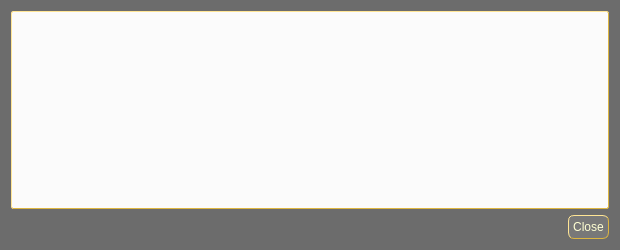
This is src/qt/forms/transactiondescdialog.ui in xming/carpediemcoin as Qt 5 draws it before an edit. The edited form follows.
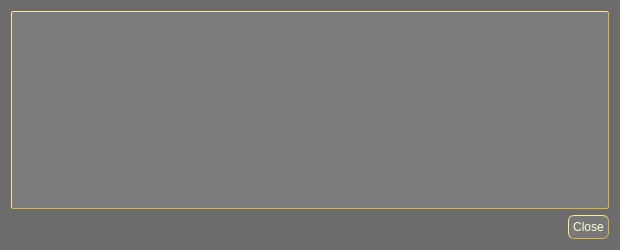
This is the edited form.

Commit message: Bumped target block for new PoS Protocol. Updated inconsistent UI pages. Added some color to transaction icons.

The edit to the form file:
```diff
--- a/src/qt/forms/transactiondescdialog.ui
+++ b/src/qt/forms/transactiondescdialog.ui
@@ -251,54 +251,54 @@
         <colorrole role="WindowText">
          <brush brushstyle="SolidPattern">
           <color alpha="255">
-           <red>229</red>
-           <green>153</green>
-           <blue>12</blue>
+           <red>255</red>
+           <green>255</green>
+           <blue>211</blue>
           </color>
          </brush>
         </colorrole>
         <colorrole role="Button">
          <brush brushstyle="SolidPattern">
           <color alpha="255">
-           <red>251</red>
-           <green>251</green>
-           <blue>251</blue>
+           <red>123</red>
+           <green>123</green>
+           <blue>123</blue>
           </color>
          </brush>
         </colorrole>
         <colorrole role="Text">
          <brush brushstyle="SolidPattern">
           <color alpha="255">
-           <red>229</red>
-           <green>153</green>
-           <blue>12</blue>
+           <red>255</red>
+           <green>255</green>
+           <blue>211</blue>
           </color>
          </brush>
         </colorrole>
         <colorrole role="ButtonText">
          <brush brushstyle="SolidPattern">
           <color alpha="255">
-           <red>229</red>
-           <green>153</green>
-           <blue>12</blue>
+           <red>255</red>
+           <green>255</green>
+           <blue>211</blue>
           </color>
          </brush>
         </colorrole>
         <colorrole role="Base">
          <brush brushstyle="SolidPattern">
           <color alpha="255">
-           <red>251</red>
-           <green>251</green>
-           <blue>251</blue>
+           <red>123</red>
+           <green>123</green>
+           <blue>123</blue>
           </color>
          </brush>
         </colorrole>
         <colorrole role="Window">
          <brush brushstyle="SolidPattern">
           <color alpha="255">
-           <red>251</red>
-           <green>251</green>
-           <blue>251</blue>
+           <red>123</red>
+           <green>123</green>
+           <blue>123</blue>
           </color>
          </brush>
         </colorrole>
@@ -316,54 +316,54 @@
         <colorrole role="WindowText">
          <brush brushstyle="SolidPattern">
           <color alpha="255">
-           <red>229</red>
-           <green>153</green>
-           <blue>12</blue>
+           <red>255</red>
+           <green>255</green>
+           <blue>211</blue>
           </color>
          </brush>
         </colorrole>
         <colorrole role="Button">
          <brush brushstyle="SolidPattern">
           <color alpha="255">
-           <red>251</red>
-           <green>251</green>
-           <blue>251</blue>
+           <red>123</red>
+           <green>123</green>
+           <blue>123</blue>
           </color>
          </brush>
         </colorrole>
         <colorrole role="Text">
          <brush brushstyle="SolidPattern">
           <color alpha="255">
-           <red>229</red>
-           <green>153</green>
-           <blue>12</blue>
+           <red>255</red>
+           <green>255</green>
+           <blue>211</blue>
           </color>
          </brush>
         </colorrole>
         <colorrole role="ButtonText">
          <brush brushstyle="SolidPattern">
           <color alpha="255">
-           <red>229</red>
-           <green>153</green>
-           <blue>12</blue>
+           <red>255</red>
+           <green>255</green>
+           <blue>211</blue>
           </color>
          </brush>
         </colorrole>
         <colorrole role="Base">
          <brush brushstyle="SolidPattern">
           <color alpha="255">
-           <red>251</red>
-           <green>251</green>
-           <blue>251</blue>
+           <red>123</red>
+           <green>123</green>
+           <blue>123</blue>
           </color>
          </brush>
         </colorrole>
         <colorrole role="Window">
          <brush brushstyle="SolidPattern">
           <color alpha="255">
-           <red>251</red>
-           <green>251</green>
-           <blue>251</blue>
+           <red>123</red>
+           <green>123</green>
+           <blue>123</blue>
           </color>
          </brush>
         </colorrole>
@@ -381,54 +381,54 @@
         <colorrole role="WindowText">
          <brush brushstyle="SolidPattern">
           <color alpha="255">
-           <red>229</red>
-           <green>153</green>
-           <blue>12</blue>
+           <red>255</red>
+           <green>255</green>
+           <blue>211</blue>
           </color>
          </brush>
         </colorrole>
         <colorrole role="Button">
          <brush brushstyle="SolidPattern">
           <color alpha="255">
-           <red>251</red>
-           <green>251</green>
-           <blue>251</blue>
+           <red>123</red>
+           <green>123</green>
+           <blue>123</blue>
           </color>
          </brush>
         </colorrole>
         <colorrole role="Text">
          <brush brushstyle="SolidPattern">
           <color alpha="255">
-           <red>229</red>
-           <green>153</green>
-           <blue>12</blue>
+           <red>255</red>
+           <green>255</green>
+           <blue>211</blue>
           </color>
          </brush>
         </colorrole>
         <colorrole role="ButtonText">
          <brush brushstyle="SolidPattern">
           <color alpha="255">
-           <red>229</red>
-           <green>153</green>
-           <blue>12</blue>
+           <red>255</red>
+           <green>255</green>
+           <blue>211</blue>
           </color>
          </brush>
         </colorrole>
         <colorrole role="Base">
          <brush brushstyle="SolidPattern">
           <color alpha="255">
-           <red>251</red>
-           <green>251</green>
-           <blue>251</blue>
+           <red>123</red>
+           <green>123</green>
+           <blue>123</blue>
           </color>
          </brush>
         </colorrole>
         <colorrole role="Window">
          <brush brushstyle="SolidPattern">
           <color alpha="255">
-           <red>251</red>
-           <green>251</green>
-           <blue>251</blue>
+           <red>123</red>
+           <green>123</green>
+           <blue>123</blue>
           </color>
          </brush>
         </colorrole>
@@ -448,7 +448,7 @@
       <string>This pane shows a detailed description of the transaction</string>
      </property>
      <property name="styleSheet">
-      <string notr="true">background-color: #FBFBFB; color: #E5990C; border-style:outset; border-color: #dcb540; border-width: 1px; border-radius: 2px; padding: 2px</string>
+      <string notr="true">background-color: #7B7B7B; color: #FFFFD3;; border-style:outset; border-color: #dcb540; border-width: 1px; border-radius: 2px; padding: 0px</string>
      </property>
      <property name="readOnly">
       <bool>true</bool>
```
The commit also changes 18 other files.
